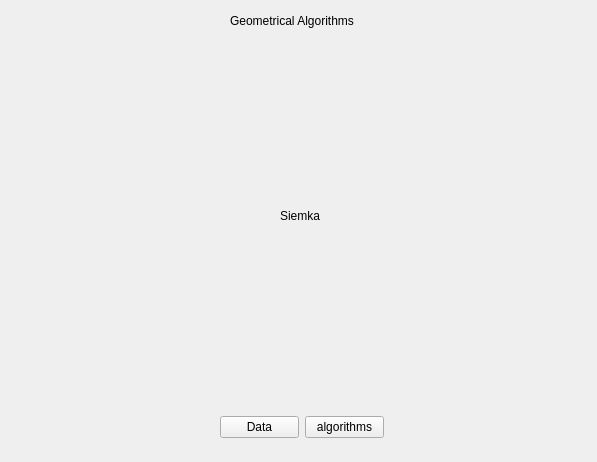
Swistusmen/Geometric-Algorithms, file src/QMainInterface.ui: the form before one commit.
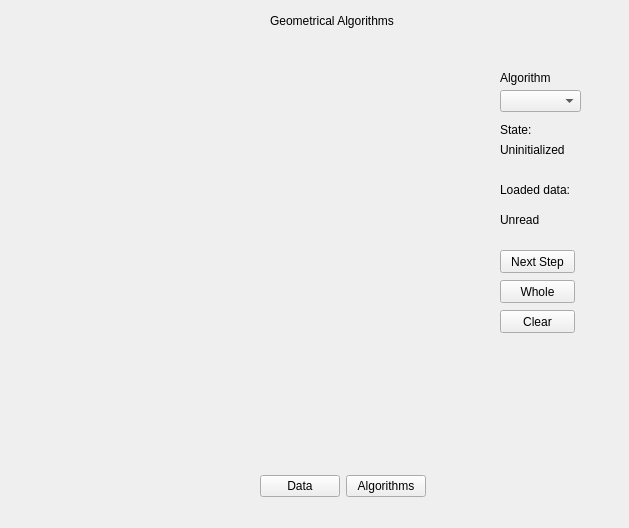
The form after the commit. The open tabs and pages were chosen to show the change. Icons and pictures are not drawn.

Commit message: finished ui for algo interface

Diff of the .ui file:
```diff
--- a/src/QMainInterface.ui
+++ b/src/QMainInterface.ui
@@ -6,8 +6,8 @@
    <rect>
     <x>0</x>
     <y>0</y>
-    <width>597</width>
-    <height>462</height>
+    <width>629</width>
+    <height>528</height>
    </rect>
   </property>
   <property name="windowTitle">
@@ -16,7 +16,7 @@
   <widget class="QLabel" name="label">
    <property name="geometry">
     <rect>
-     <x>230</x>
+     <x>270</x>
      <y>10</y>
      <width>131</width>
      <height>21</height>
@@ -26,52 +26,13 @@
     <string>Geometrical Algorithms</string>
    </property>
   </widget>
-  <widget class="QWidget" name="">
-   <property name="geometry">
-    <rect>
-     <x>220</x>
-     <y>400</y>
-     <width>164</width>
-     <height>54</height>
-    </rect>
-   </property>
-   <layout class="QVBoxLayout" name="verticalLayout">
-    <item>
-     <layout class="QHBoxLayout" name="horizontalLayout">
-      <item>
-       <widget class="QPushButton" name="creativInterface">
-        <property name="layoutDirection">
-         <enum>Qt::LeftToRight</enum>
-        </property>
-        <property name="text">
-         <string>Data</string>
-        </property>
-        <attribute name="buttonGroup">
-         <string notr="true">interfaceButtons</string>
-        </attribute>
-       </widget>
-      </item>
-      <item>
-       <widget class="QPushButton" name="algoInterface">
-        <property name="text">
-         <string>algorithms</string>
-        </property>
-        <attribute name="buttonGroup">
-         <string notr="true">interfaceButtons</string>
-        </attribute>
-       </widget>
-      </item>
-     </layout>
-    </item>
-   </layout>
-  </widget>
   <widget class="QStackedWidget" name="stackedWidget">
    <property name="geometry">
     <rect>
      <x>10</x>
      <y>50</y>
-     <width>581</width>
-     <height>331</height>
+     <width>611</width>
+     <height>401</height>
     </rect>
    </property>
    <widget class="QWidget" name="page">
@@ -103,21 +64,189 @@
     </widget>
    </widget>
    <widget class="QWidget" name="page_2">
-    <widget class="QLabel" name="label_2">
+    <widget class="QComboBox" name="comboBox">
      <property name="geometry">
       <rect>
-       <x>270</x>
+       <x>490</x>
+       <y>40</y>
+       <width>81</width>
+       <height>22</height>
+      </rect>
+     </property>
+    </widget>
+    <widget class="QLabel" name="const_algo_title">
+     <property name="geometry">
+      <rect>
+       <x>490</x>
+       <y>20</y>
+       <width>61</width>
+       <height>16</height>
+      </rect>
+     </property>
+     <property name="text">
+      <string>Algorithm</string>
+     </property>
+    </widget>
+    <widget class="QLabel" name="const_state_title">
+     <property name="geometry">
+      <rect>
+       <x>490</x>
+       <y>70</y>
+       <width>71</width>
+       <height>20</height>
+      </rect>
+     </property>
+     <property name="layoutDirection">
+      <enum>Qt::LeftToRight</enum>
+     </property>
+     <property name="text">
+      <string>State:</string>
+     </property>
+    </widget>
+    <widget class="QLabel" name="current_algo_state">
+     <property name="geometry">
+      <rect>
+       <x>490</x>
+       <y>90</y>
+       <width>71</width>
+       <height>20</height>
+      </rect>
+     </property>
+     <property name="text">
+      <string>Uninitialized</string>
+     </property>
+    </widget>
+    <widget class="QLabel" name="const_data">
+     <property name="geometry">
+      <rect>
+       <x>490</x>
        <y>130</y>
+       <width>81</width>
+       <height>20</height>
+      </rect>
+     </property>
+     <property name="text">
+      <string>Loaded data:</string>
+     </property>
+    </widget>
+    <widget class="QLabel" name="current_loaded_data">
+     <property name="geometry">
+      <rect>
+       <x>490</x>
+       <y>160</y>
+       <width>81</width>
+       <height>20</height>
+      </rect>
+     </property>
+     <property name="text">
+      <string>Unread</string>
+     </property>
+    </widget>
+    <widget class="QPushButton" name="Next_step">
+     <property name="geometry">
+      <rect>
+       <x>490</x>
+       <y>200</y>
+       <width>75</width>
+       <height>23</height>
+      </rect>
+     </property>
+     <property name="text">
+      <string>Next Step</string>
+     </property>
+    </widget>
+    <widget class="QPushButton" name="perform_whole_algorithm">
+     <property name="geometry">
+      <rect>
+       <x>490</x>
+       <y>230</y>
+       <width>75</width>
+       <height>23</height>
+      </rect>
+     </property>
+     <property name="text">
+      <string>Whole</string>
+     </property>
+    </widget>
+    <widget class="QPushButton" name="clear_memory">
+     <property name="geometry">
+      <rect>
+       <x>490</x>
+       <y>260</y>
+       <width>75</width>
+       <height>23</height>
+      </rect>
+     </property>
+     <property name="text">
+      <string>Clear</string>
+     </property>
+    </widget>
+    <widget class="QWidget" name="verticalLayoutWidget_2">
+     <property name="geometry">
+      <rect>
+       <x>420</x>
+       <y>430</y>
        <width>111</width>
-       <height>71</height>
+       <height>331</height>
       </rect>
      </property>
-     <property name="text">
-      <string>Siemka</string>
+     <layout class="QVBoxLayout" name="verticalLayout_3">
+      <property name="leftMargin">
+       <number>1</number>
+      </property>
+      <property name="topMargin">
+       <number>1</number>
+      </property>
+     </layout>
+    </widget>
+    <widget class="QWidget" name="verticalLayoutWidget">
+     <property name="geometry">
+      <rect>
+       <x>40</x>
+       <y>0</y>
+       <width>451</width>
+       <height>401</height>
+      </rect>
      </property>
+     <layout class="QVBoxLayout" name="board_place"/>
     </widget>
    </widget>
   </widget>
+  <widget class="QWidget" name="">
+   <property name="geometry">
+    <rect>
+     <x>260</x>
+     <y>460</y>
+     <width>166</width>
+     <height>52</height>
+    </rect>
+   </property>
+   <layout class="QHBoxLayout" name="horizontalLayout">
+    <item>
+     <widget class="QPushButton" name="creativInterface">
+      <property name="layoutDirection">
+       <enum>Qt::LeftToRight</enum>
+      </property>
+      <property name="text">
+       <string>Data</string>
+      </property>
+      <attribute name="buttonGroup">
+       <string notr="true">interfaceButtons</string>
+      </attribute>
+     </widget>
+    </item>
+    <item>
+     <widget class="QPushButton" name="algoInterface">
+      <property name="text">
+       <string>Algorithms</string>
+      </property>
+      <attribute name="buttonGroup">
+       <string notr="true">interfaceButtons</string>
+      </attribute>
+     </widget>
+    </item>
+   </layout>
+  </widget>
  </widget>
  <resources/>
  <connections/>
```
Left out of the diff: 7 changed lines with no effect on the pictures. The commit also changes 4 other files.
